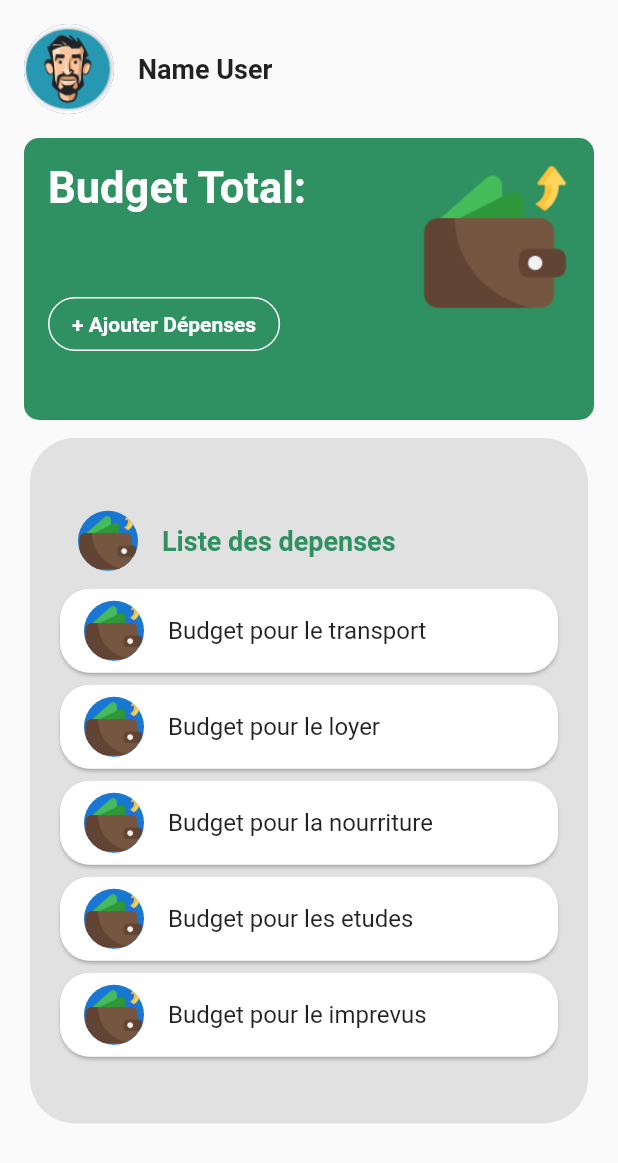
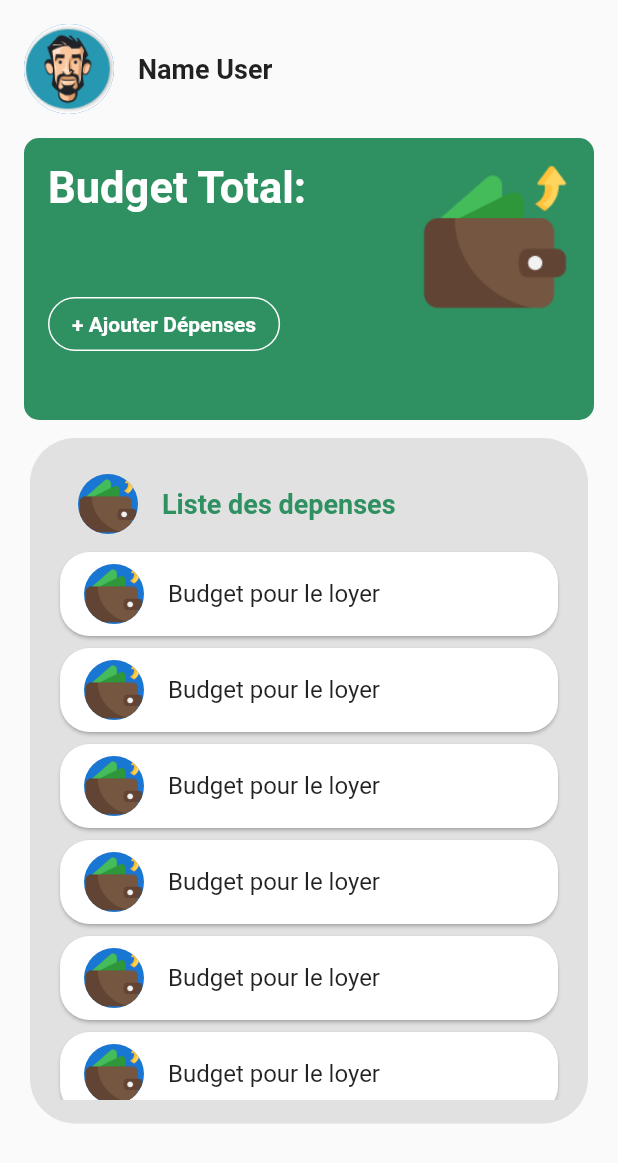
Before and after one commit to ibrahim10sy/appBudget, a Flutter app: the screen it shows after launch, on a phone screen of 412 x 824 dp. Shown: the top 1163 px of the screen. Run offline on Flutter 3.47's test engine with Material 2 defaults, Android fonts, the phone set to English and light mode, and no system bars.

Commit message:
liste depenses v2

```diff
--- a/lib/screens/DepenseListes.dart
+++ b/lib/screens/DepenseListes.dart
@@ -15,8 +15,8 @@ class _DepenseState extends State<DepensesListes>{
       body: Column(
         children: [
           Container(
-            child: Padding(
-              padding: const EdgeInsets.all(16.0),
+            child: const Padding(
+              padding: EdgeInsets.all(16.0),
               child: Row(
                 children:[
                   CircleAvatar(
@@ -106,7 +106,7 @@ class _DepenseState extends State<DepensesListes>{
                   Column(
                     crossAxisAlignment: CrossAxisAlignment.start,
                     children: [
-                      Row(
+                      const Row(
                         children: [
                           Text(
                             'Budget Total:',
@@ -167,28 +167,20 @@ class _DepenseState extends State<DepensesListes>{
                 child: Column(
                   mainAxisAlignment: MainAxisAlignment.center,
                   children:  [
-                    ListTile(
+                    const ListTile(
                         leading: CircleAvatar(
                           backgroundImage: AssetImage("assets/images/wallet.png"),
                         ),
                       title:Text("Liste des depenses",
                         style: TextStyle(fontSize: 18.0, fontWeight: FontWeight.bold, color: Color.fromRGBO(47, 144, 98, 1),))
                     ),
-                    Card(
-                     shape: RoundedRectangleBorder(
-                       side: BorderSide(color: Colors.white10,width: 2),
-                       borderRadius: BorderRadius.circular(20),
-                     ),
-                     child: const ListTile(
 
-                         leading: CircleAvatar(
-                           backgroundImage: AssetImage("assets/images/wallet.png"),
-                         ),
-                         title:Text("Budget pour le transport")
-                     ),
-                   ),
-
-                    Card(
+                    Expanded(
+                      child: ListView.builder(
+                        shrinkWrap: true,
+                        itemCount: 10,
+                        itemBuilder: (BuildContext context, int index) {
+                          return Card(
                             shape: RoundedRectangleBorder(
                               side: BorderSide(color: Colors.white10,width: 2),
                               borderRadius: BorderRadius.circular(20),
@@ -200,53 +192,10 @@ class _DepenseState extends State<DepensesListes>{
                                 ),
                                 title:Text("Budget pour le loyer")
                             ),
-                    ),
-
-
-                    Card(
-                      shape: RoundedRectangleBorder(
-                        side: BorderSide(color: Colors.white10,width: 2),
-                        borderRadius: BorderRadius.circular(20),
-                      ),
-                      child: const ListTile(
-
-                          leading: CircleAvatar(
-                            backgroundImage: AssetImage("assets/images/wallet.png"), // No matter how big it is, it won't overflow
-                          ),
-                          title:Text("Budget pour la nourriture")
+                          );
+                        },
                       ),
                     ),
-
-
-                    Card(
-                      shape: RoundedRectangleBorder(
-                        side: BorderSide(color: Colors.white10,width: 2),
-                        borderRadius: BorderRadius.circular(20),
-                      ),
-                      child: const ListTile(
-
-                          leading: CircleAvatar(
-                            backgroundImage: AssetImage("assets/images/wallet.png"), // No matter how big it is, it won't overflow
-                          ),
-                          title:Text("Budget pour les etudes")
-                      ),
-                    ),
-
-                    Card(
-                      shape: RoundedRectangleBorder(
-                        side: BorderSide(color: Colors.white10,width: 2),
-                        borderRadius: BorderRadius.circular(20),
-                      ),
-                      child: const ListTile(
-
-                          leading: CircleAvatar(
-                            backgroundImage: AssetImage("assets/images/wallet.png"), // No matter how big it is, it won't overflow
-                          ),
-                          title:Text("Budget pour le imprevus")
-                      ),
-                    ),
-
-
                   ],
                 ),
               ),
```
Lines whose indentation alone changed are shown as unchanged.
